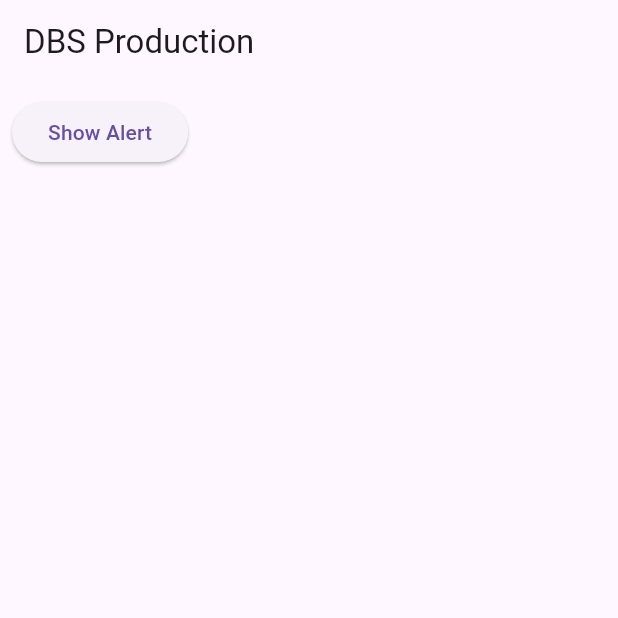
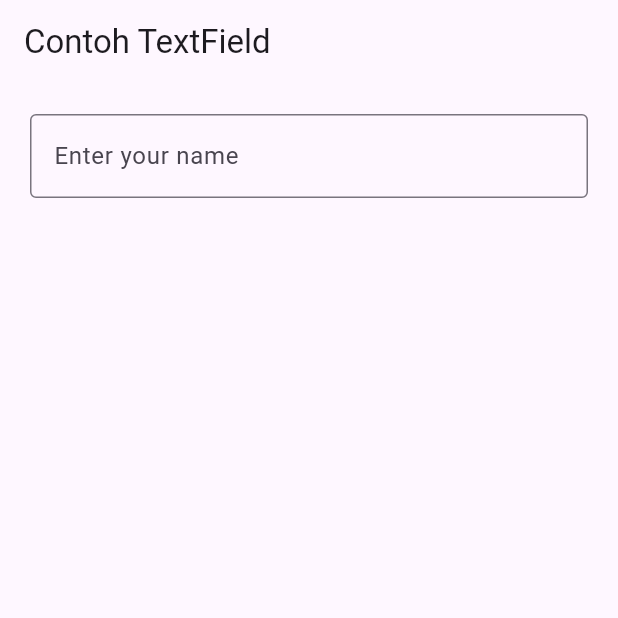
Before and after one commit to dedybayu/Pemrograman_Mobile_2025, a Flutter app: the screen it shows after launch, on a phone screen of 412 x 824 dp, the top half of it. Run offline on Flutter 3.47's test engine with Material 3 defaults, Android fonts, the phone set to English and light mode, and no system bars.

Commit message:
add: praktikum 5 (langkah 5)

```diff
--- a/codelab05_flutter/hello_world/lib/main.dart
+++ b/codelab05_flutter/hello_world/lib/main.dart
@@ -1,6 +1,6 @@
 import 'package:flutter/material.dart';
-import 'package:hello_world/basic_widgets/image_widget.dart';
-import 'package:hello_world/basic_widgets/text_widget.dart';
+// import 'package:hello_world/basic_widgets/image_widget.dart';
+// import 'package:hello_world/basic_widgets/text_widget.dart';
 
 void main() {
   runApp(const MyApp());
@@ -14,10 +14,21 @@ class MyApp extends StatelessWidget {
     return MaterialApp(
       title: 'Flutter Demo',
       home: Scaffold(
-        appBar: AppBar(
-          title: const Text('DBS Production'),
+        // appBar: AppBar(
+        //   title: const Text('DBS Production'),
+        // ),
+        // body: const MyLayout(null),
+        appBar: AppBar(title: const Text('Contoh TextField')),
+        body: const Padding(
+          padding: EdgeInsets.all(20.0),
+          child: TextField(
+            obscureText: false,
+            decoration: InputDecoration(
+              border: OutlineInputBorder(),
+              labelText: 'Enter your name',
+            ),
+          ),
         ),
-        body: const MyLayout(null),
       ),
     );
   }
@@ -32,10 +43,10 @@ class MyLayout extends StatelessWidget {
       padding: const EdgeInsets.all(8.0),
       child: ElevatedButton(
         child: const Text('Show Alert'),
-        onPressed: (){
+        onPressed: () {
           showAlertDialog(context);
         },
-      )
+      ),
     );
   }
 }
@@ -51,9 +62,7 @@ showAlertDialog(BuildContext context) {
   AlertDialog alert = AlertDialog(
     title: const Text("My Title"),
     content: const Text("This is my message."),
-    actions: [
-      okButton,
-    ],
+    actions: [okButton],
   );
 
   showDialog(
@@ -85,16 +94,12 @@ class _MyHomePageState extends State<MyHomePage> {
   @override
   Widget build(BuildContext context) {
     return Scaffold(
-      appBar: AppBar(
-        title: Text(widget.title),
-      ),
+      appBar: AppBar(title: Text(widget.title)),
       body: Center(
         child: Column(
           mainAxisAlignment: MainAxisAlignment.center,
           children: <Widget>[
-            const Text(
-              'You have pushed the button this many times:',
-            ),
+            const Text('You have pushed the button this many times:'),
             Text(
               '$_counter',
               style: Theme.of(context).textTheme.headlineMedium,
@@ -102,11 +107,7 @@ class _MyHomePageState extends State<MyHomePage> {
           ],
         ),
       ),
-      bottomNavigationBar: BottomAppBar(
-        child: Container(
-          height: 50.0,
-        ),
-      ),
+      bottomNavigationBar: BottomAppBar(child: Container(height: 50.0)),
       floatingActionButton: FloatingActionButton(
         onPressed: _incrementCounter,
         tooltip: 'Increment Counter',
```
Also changed, not shown: codelab05_flutter/hello_world/img/Screenshot_5_5_1.png (added), 1 other file.
